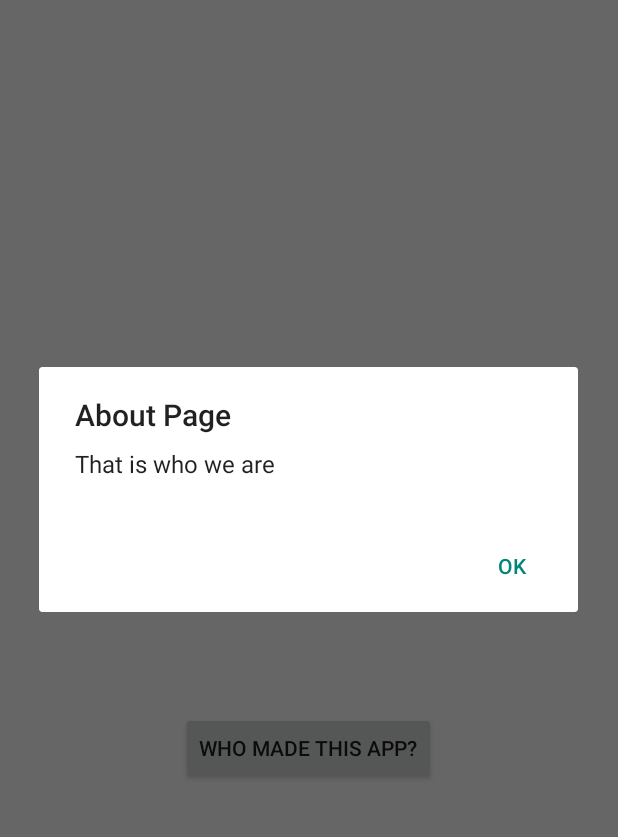
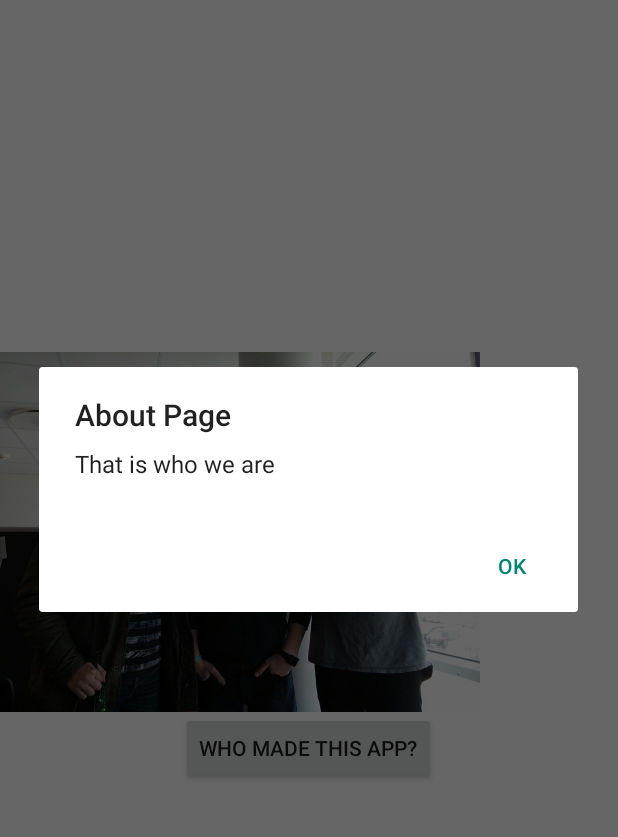
Before and after one commit to narciszait/SmartAlarmDroid, an Android app: the fragment AboutPage placed in its activity, after a tap on "WHO MADE THIS APP?", on a phone screen of 412 x 824 dp, the part 128-965 px from its top. Run offline under Robolectric (Android 15) with nearby library versions, the phone set to English and light mode, and no system bars; network calls fail; 2 statements that could not run were skipped.

Commit message:
About Us page shows the image

```diff
--- a/app/src/main/java/com/example/narcis/twopages/SetAlarm.java
+++ b/app/src/main/java/com/example/narcis/twopages/SetAlarm.java
@@ -89,10 +89,10 @@ public class SetAlarm extends Fragment {
                 Toast.makeText(getActivity(), "Smart Alarm found", Toast.LENGTH_SHORT).show();
             }
         }
-        else {
-            Toast.makeText(getActivity(), "Smart Alarm not found", Toast.LENGTH_SHORT).show();
-            button.setEnabled(false);
-        }
+//        else {
+//            Toast.makeText(getActivity(), "Smart Alarm not found", Toast.LENGTH_SHORT).show();
+//            button.setEnabled(false);
+//        }
 
 
 
--- a/app/src/main/res/layout/about_layout.xml
+++ b/app/src/main/res/layout/about_layout.xml
@@ -26,7 +26,7 @@
         android:layout_width="wrap_content"
         android:layout_height="wrap_content"
         android:id="@+id/usImageView"
-        android:alpha="0"
+        android:alpha="1"
         android:src="@drawable/us"
         android:layout_centerVertical="true"
         android:layout_alignParentLeft="true"
```
Also changed, not shown: app/src/main/java/com/example/narcis/twopages/AboutPage.java (line endings or trailing spaces).
